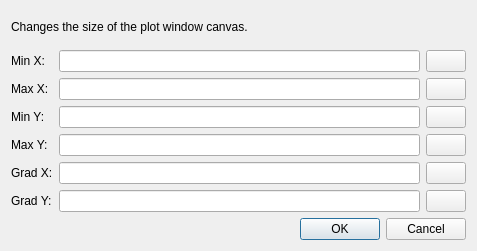
Before: the Qt Designer form src/forms/ui_alg_gwindow.ui in TuringApp/Turing, drawn with Qt 5.
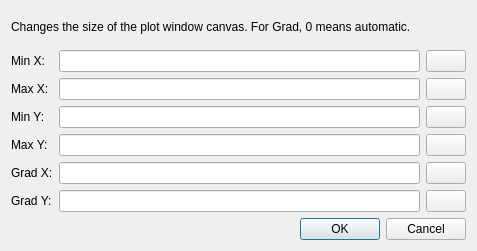
After: the same form once the commit is applied. Icons and pictures are not drawn.

The edit to the form file:
```diff
--- a/src/forms/ui_alg_gwindow.ui
+++ b/src/forms/ui_alg_gwindow.ui
@@ -27,7 +27,7 @@
    <item>
     <widget class="QLabel" name="label">
      <property name="text">
-      <string>&lt;html&gt;&lt;head/&gt;&lt;body&gt;&lt;p&gt;Changes the size of the plot window canvas.&lt;/p&gt;&lt;/body&gt;&lt;/html&gt;</string>
+      <string>&lt;html&gt;&lt;head/&gt;&lt;body&gt;&lt;p&gt;Changes the size of the plot window canvas. For Grad, 0 means automatic.&lt;/p&gt;&lt;/body&gt;&lt;/html&gt;</string>
      </property>
      <property name="wordWrap">
       <bool>true</bool>
```
